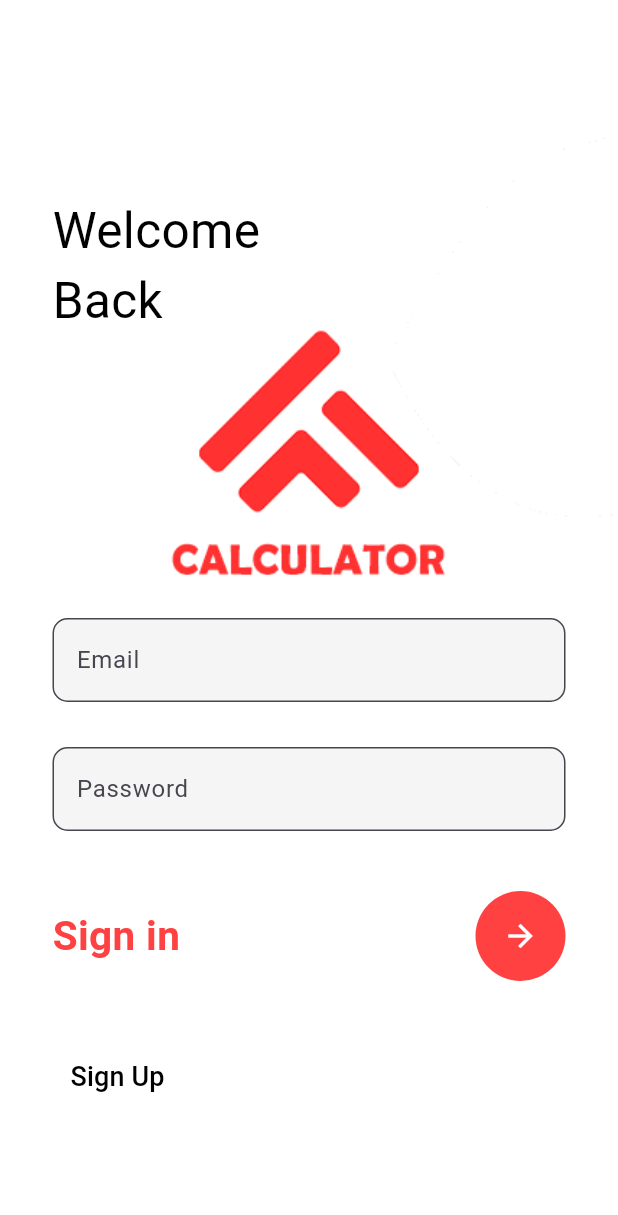
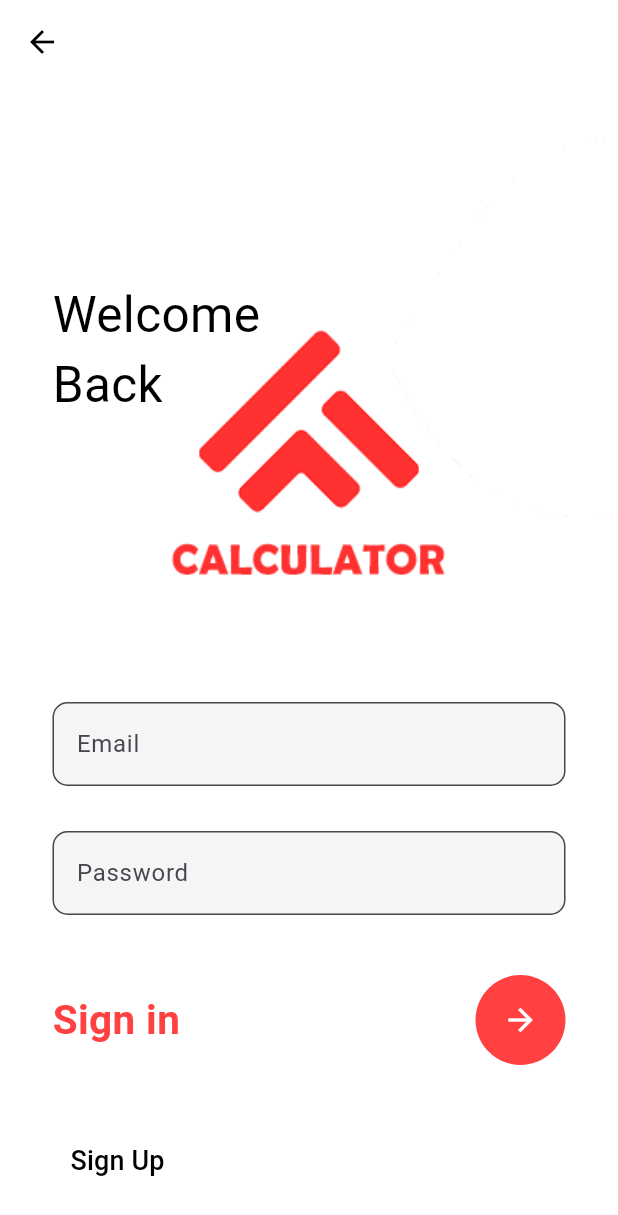
Before and after one commit to searsemipro/login, a Flutter app: the MyRegister screen opened by its route, after a tap on "Sign In", on a phone screen of 412 x 824 dp. Shown: the top 1215 px of the screen. Run offline on Flutter 3.47's test engine with Material 3 defaults, Android fonts, the phone set to English and light mode, and no system bars.

Commit message:
second commit

```diff
--- a/flutter_application_1/lib/login.dart
+++ b/flutter_application_1/lib/login.dart
@@ -17,6 +17,16 @@ class _MyLoginState extends State<MyLogin> {
       ),
       child: Scaffold(
         backgroundColor: Colors.transparent,
+        appBar: AppBar(
+          backgroundColor: Colors.transparent, // พื้นหลังโปร่งใส
+          elevation: 0, // ไม่มีเงา
+          leading: IconButton(
+            icon: Icon(Icons.arrow_back, color: Colors.black), // ไอคอนย้อนกลับ
+            onPressed: () {
+              Navigator.pushNamed(context, 'home');
+            },
+          ),
+        ),
         body: Stack(
           children: [
             Container(),
@@ -39,6 +49,7 @@ class _MyLoginState extends State<MyLogin> {
                       margin: EdgeInsets.only(left: 35, right: 35),
                       child: Column(
                         children: [
+                          // ช่องกรอกอีเมล
                           TextField(
                             style: TextStyle(color: Colors.black),
                             decoration: InputDecoration(
@@ -52,6 +63,7 @@ class _MyLoginState extends State<MyLogin> {
                           SizedBox(
                             height: 30,
                           ),
+                          // ช่องกรอกรหัสผ่าน
                           TextField(
                             style: TextStyle(),
                             obscureText: true,
@@ -109,16 +121,6 @@ class _MyLoginState extends State<MyLogin> {
                                 ),
                                 style: ButtonStyle(),
                               ),
-                              // TextButton(
-                              //     onPressed: () {},
-                              //     child: Text(
-                              //       'Forgot Password',
-                              //       style: TextStyle(
-                              //         decoration: TextDecoration.none,
-                              //         color: Color.fromARGB(255, 0, 0, 0),
-                              //         fontSize: 18,
-                              //       ),
-                              //     )),
                             ],
                           )
                         ],
--- a/flutter_application_1/lib/register.dart
+++ b/flutter_application_1/lib/register.dart
@@ -11,18 +11,22 @@ class _MyRegisterState extends State<MyRegister> {
   @override
   Widget build(BuildContext context) {
     return Container(
+      // ใส่พื้นหลังเป็นภาพสำหรับหน้าลงทะเบียน
       decoration: BoxDecoration(
         image: DecorationImage(
             image: AssetImage('assets/register.png'), fit: BoxFit.cover),
       ),
       child: Scaffold(
-        backgroundColor: Colors.transparent,
+        backgroundColor:
+            Colors.transparent, // ทำให้พื้นหลังของ Scaffold โปร่งใส
         appBar: AppBar(
-          backgroundColor: Colors.transparent,
-          elevation: 0,
+          backgroundColor:
+              Colors.transparent, // ทำให้พื้นหลังของ AppBar โปร่งใส
+          elevation: 0, // เอาเงาออกจาก AppBar
         ),
         body: Stack(
           children: [
+            // ข้อความหัวเรื่อง "Create Account" บนพื้นหลัง
             Container(
               padding: EdgeInsets.only(left: 35, top: 30),
               child: Text(
@@ -30,41 +34,49 @@ class _MyRegisterState extends State<MyRegister> {
                 style: TextStyle(color: Colors.white, fontSize: 33),
               ),
             ),
+            // ใช้ SingleChildScrollView เพื่อให้หน้าฟอร์มสามารถเลื่อนขึ้นลงได้
             SingleChildScrollView(
               child: Container(
+                // คำนวณระยะการเลื่อนของฟอร์มตามขนาดของหน้าจอ
                 padding: EdgeInsets.only(
                     top: MediaQuery.of(context).size.height * 0.28),
                 child: Column(
                   crossAxisAlignment: CrossAxisAlignment.start,
                   children: [
+                    // ส่วนนี้ใช้สำหรับฟอร์มการกรอกข้อมูล
                     Container(
                       margin: EdgeInsets.only(left: 35, right: 35),
                       child: Column(
                         children: [
+                          // ฟิลด์สำหรับกรอกชื่อ (Name)
                           TextField(
-                            style: TextStyle(color: Colors.white),
+                            style: TextStyle(
+                                color: Colors.white), // สีฟอนต์ขณะกรอก
                             decoration: InputDecoration(
                               enabledBorder: OutlineInputBorder(
                                 borderRadius: BorderRadius.circular(10),
                                 borderSide: BorderSide(
-                                    color: Colors.white,
+                                  color: Colors
+                                      .white, // สีของเส้นขอบขณะยังไม่โฟกัส
                                 ),
                               ),
                               focusedBorder: OutlineInputBorder(
                                 borderRadius: BorderRadius.circular(10),
                                 borderSide: BorderSide(
-                                    color: Colors.black,
+                                  color: Colors.black, // สีของเส้นขอบขณะโฟกัส
                                 ),
                               ),
-                                hintText: "Name",
+                              hintText: "Name", // คำใบ้ในฟิลด์
                               hintStyle: TextStyle(color: Colors.white),
                               border: OutlineInputBorder(
                                 borderRadius: BorderRadius.circular(10),
-                                )),
+                              ),
+                            ),
                           ),
                           SizedBox(
-                            height: 30,
+                            height: 30, // ระยะห่างระหว่างฟิลด์
                           ),
+                          // ฟิลด์สำหรับกรอกอีเมล (Email)
                           TextField(
                             style: TextStyle(color: Colors.white),
                             decoration: InputDecoration(
@@ -84,14 +96,16 @@ class _MyRegisterState extends State<MyRegister> {
                               hintStyle: TextStyle(color: Colors.white),
                               border: OutlineInputBorder(
                                 borderRadius: BorderRadius.circular(10),
-                                )),
+                              ),
+                            ),
                           ),
                           SizedBox(
                             height: 30,
                           ),
+                          // ฟิลด์สำหรับกรอกรหัสผ่าน (Password) และทำให้รหัสแสดงเป็นจุด
                           TextField(
                             style: TextStyle(color: Colors.white),
-                            obscureText: true,
+                            obscureText: true, // ทำให้ข้อความรหัสผ่านเป็นจุด
                             decoration: InputDecoration(
                               enabledBorder: OutlineInputBorder(
                                 borderRadius: BorderRadius.circular(10),
@@ -109,11 +123,13 @@ class _MyRegisterState extends State<MyRegister> {
                               hintStyle: TextStyle(color: Colors.white),
                               border: OutlineInputBorder(
                                 borderRadius: BorderRadius.circular(10),
-                                )),
+                              ),
+                            ),
                           ),
                           SizedBox(
-                            height: 40,
+                            height: 40, // ระยะห่างก่อนปุ่มสมัคร
                           ),
+                          // ส่วนปุ่มสมัคร (Sign Up)
                           Row(
                             mainAxisAlignment: MainAxisAlignment.spaceBetween,
                             children: [
@@ -129,21 +145,25 @@ class _MyRegisterState extends State<MyRegister> {
                                 backgroundColor: Color(0xff4c505b),
                                 child: IconButton(
                                     color: Colors.white,
-                                    onPressed: () {},
+                                    onPressed:
+                                        () {}, // ใส่ฟังก์ชันสำหรับการสมัคร
                                     icon: Icon(
-                                      Icons.arrow_forward,
+                                      Icons
+                                          .arrow_forward, // ไอคอนลูกศรไปข้างหน้า
                                     )),
                               )
                             ],
                           ),
                           SizedBox(
-                            height: 40,
+                            height: 40, // ระยะห่างก่อนลิงก์เข้าสู่ระบบ
                           ),
+                          // ลิงก์เพื่อไปยังหน้าล็อกอิน (Sign In)
                           Row(
                             mainAxisAlignment: MainAxisAlignment.spaceBetween,
                             children: [
                               TextButton(
                                 onPressed: () {
+                                  // เปลี่ยนไปหน้าล็อกอิน
                                   Navigator.pushNamed(context, 'login');
                                 },
                                 child: Text(
```
Also changed, not shown: flutter_application_1/lib/home.dart (+45 -9 lines), flutter_application_1/web_entrypoint.dart (added). Lines whose indentation alone changed are shown as unchanged.
